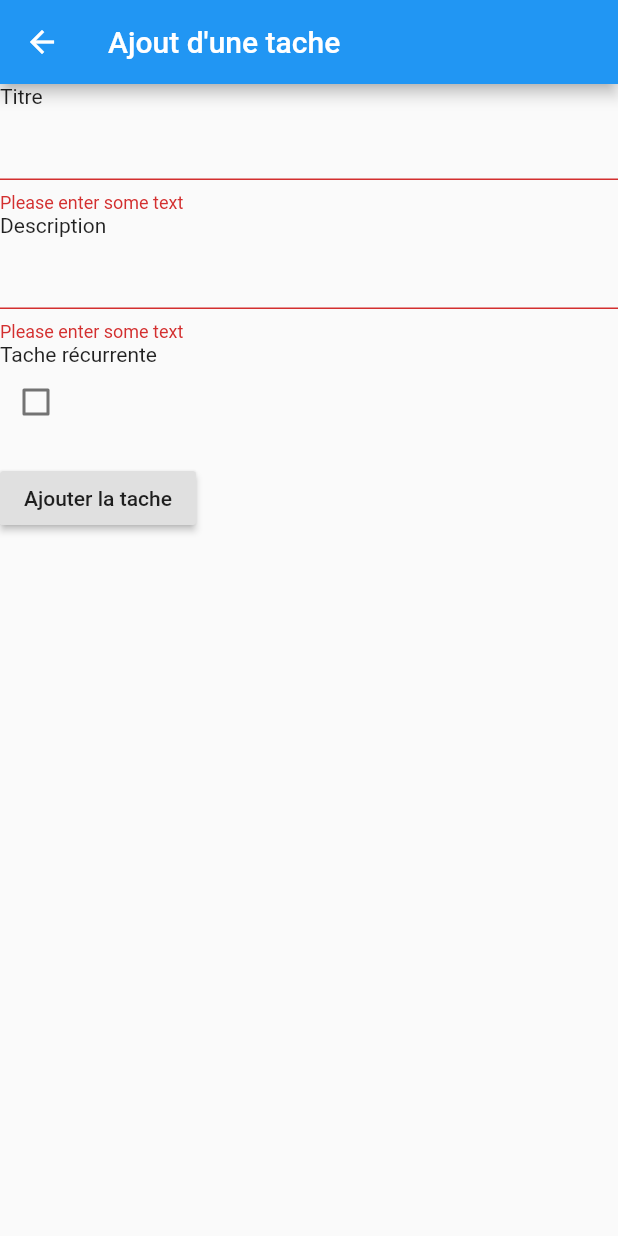
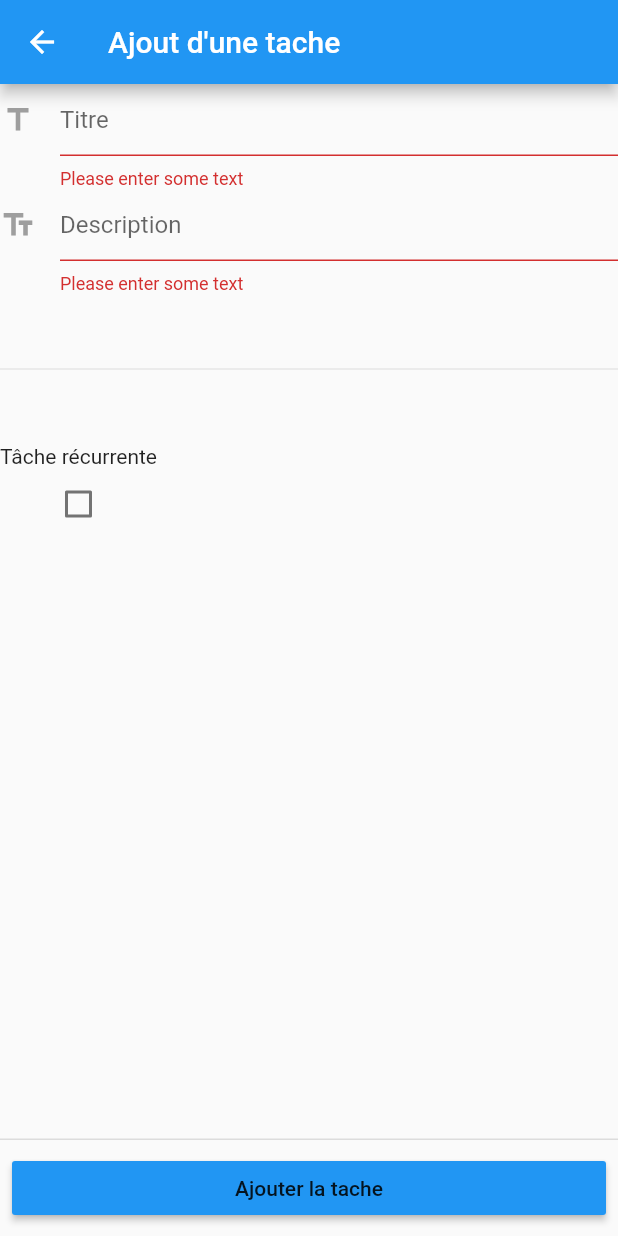
Before and after one commit to JGense/projet-mobile-s2, a Flutter app: the TacheForm screen opened by its route, after a tap on "Ajouter la tache", on a phone screen of 412 x 824 dp. Run offline on Flutter 3.47's test engine with Material 2 defaults, Android fonts, the phone set to English and light mode, and no system bars; our stand-ins replace dio, firebase_auth; accounts and stored records are empty.

Commit message:
Add tasks form style

```diff
--- a/lib/ui/page/TacheForm.dart
+++ b/lib/ui/page/TacheForm.dart
@@ -31,30 +31,46 @@ class _tacheFormState extends State<TacheForm> {
           child: Column(
             crossAxisAlignment: CrossAxisAlignment.start,
             children: <Widget>[
-              Text("Titre"),
             TextFormField(
+                maxLines: 1,
+                keyboardType: TextInputType.text,
+                autofocus: false,
                 controller: controllerTitre,
-                validator: (value) {
-                  if (value.isEmpty) {
-                    return 'Please enter some text';
-                  }
-                  return null;
-                },
+                decoration: new InputDecoration(
+                    hintText: 'Titre',
+                    icon: new Icon(
+                      Icons.title,
+                      color: Colors.grey,
+                    )),
+                validator: (value) => value.isEmpty ? 'Please enter some text' : null
               ),
-              Text("Description"),
               TextFormField(
+                  maxLines: 1,
+                  keyboardType: TextInputType.text,
+                  autofocus: false,
                   controller: controllerDescription,
-                validator: (value) {
-                  if (value.isEmpty) {
-                    return 'Please enter some text';
-                  }
-                  return null;
-                },
+                  decoration: new InputDecoration(
+                      hintText: 'Description',
+                      icon: new Icon(
+                        Icons.text_fields,
+                        color: Colors.grey,
+                      )),
+                  validator: (value) => value.isEmpty ? 'Please enter some text' : null
               ),
-              Text("Tache récurrente"),
+              Divider(height: 100,),
+              Column(
+                mainAxisAlignment: MainAxisAlignment.center,
+                children: <Widget>[
+                  Text("Tâche récurrente"),
                   Checkbox(value: isRecurrent, onChanged: (bool value) => setState(() => isRecurrent = value)),
-              Padding(
-                padding: const EdgeInsets.symmetric(vertical: 16.0),
+                ],
+              )
+            ],
+          ),
+        ),
+      persistentFooterButtons: <Widget>[
+        ButtonTheme(
+          minWidth: 400,
           child: RaisedButton(
             onPressed: () {
               if (_formKey.currentState.validate()) {
@@ -72,9 +88,8 @@ class _tacheFormState extends State<TacheForm> {
             },
             child: Text('Ajouter la tache'),
           ),
-              ),
+        )
       ],
-          ),
-        ));
+    );
   }
 }
```
Lines whose indentation alone changed are shown as unchanged.
